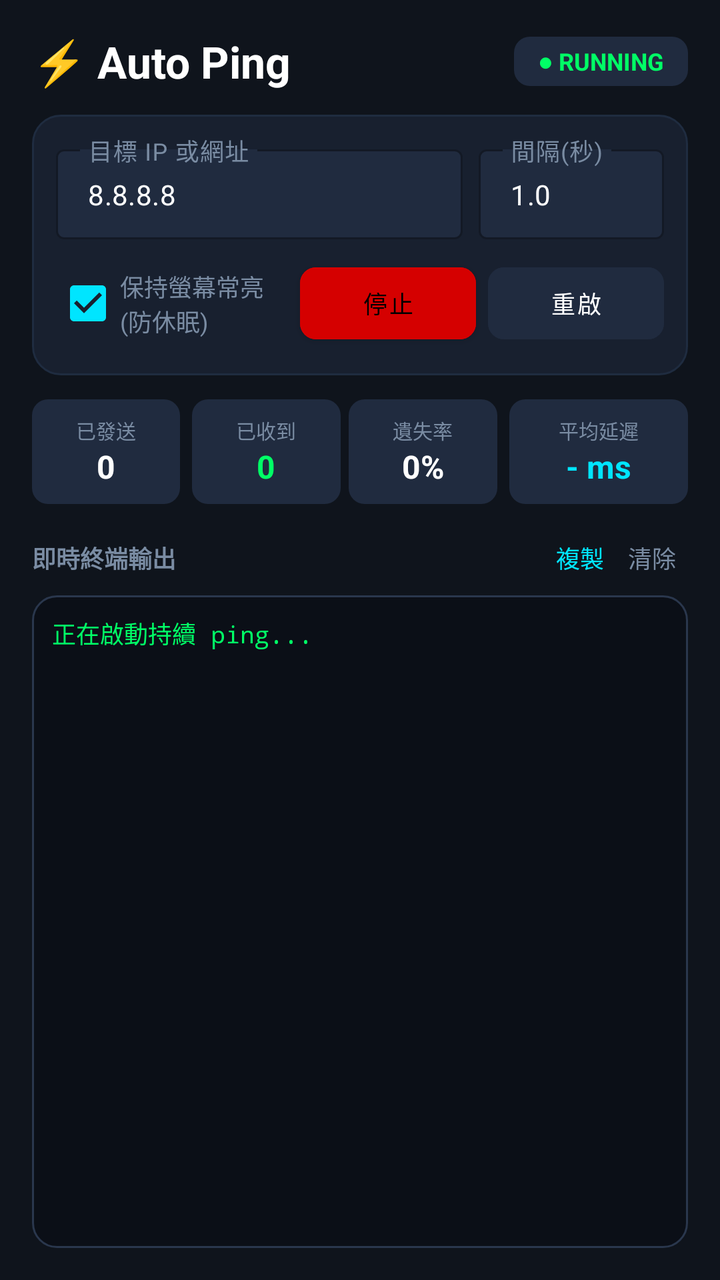
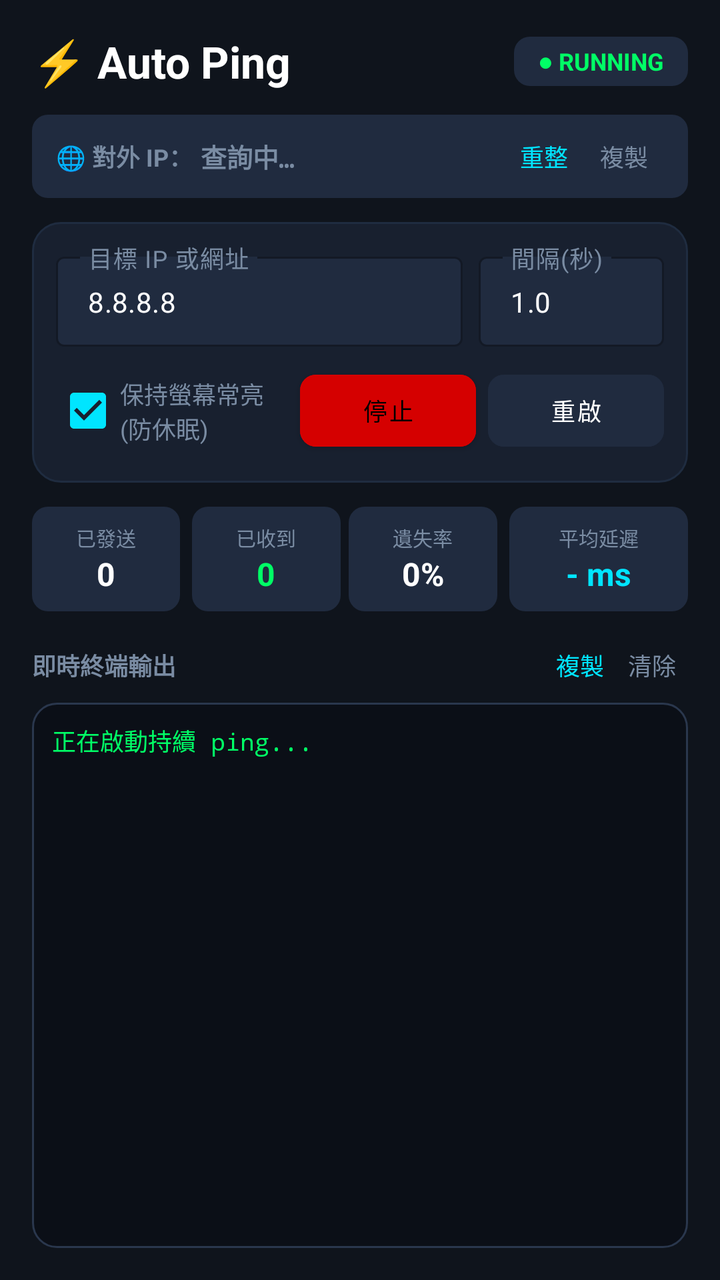

Screens rendered from an Android XML layout before and after an edit, with the pre-edit source and the edit as a unified diff.
<!-- AndroidManifest.xml: application theme Theme.AutoPing -->
<!-- res/layout/activity_main.xml -->
<?xml version="1.0" encoding="utf-8"?>
<LinearLayout xmlns:android="http://schemas.android.com/apk/res/android"
    xmlns:app="http://schemas.android.com/apk/res-auto"
    xmlns:tools="http://schemas.android.com/tools"
    android:layout_width="match_parent"
    android:layout_height="match_parent"
    android:orientation="vertical"
    android:background="@color/bg_dark"
    android:padding="16dp"
    tools:context=".MainActivity">

    
    <LinearLayout
        android:layout_width="match_parent"
        android:layout_height="wrap_content"
        android:orientation="horizontal"
        android:gravity="center_vertical"
        android:layout_marginBottom="12dp">

        <TextView
            android:layout_width="0dp"
            android:layout_height="wrap_content"
            android:layout_weight="1"
            android:text="⚡ Auto Ping"
            android:textColor="@color/white"
            android:textSize="22sp"
            android:textStyle="bold" />

        
        <TextView
            android:id="@+id/tvStatusBadge"
            android:layout_width="wrap_content"
            android:layout_height="wrap_content"
            android:background="@drawable/bg_stat_box"
            android:paddingHorizontal="12dp"
            android:paddingVertical="4dp"
            android:text="● RUNNING"
            android:textColor="@color/terminal_text_green"
            android:textSize="12sp"
            android:textStyle="bold" />
    </LinearLayout>

    
    <LinearLayout
        android:layout_width="match_parent"
        android:layout_height="wrap_content"
        android:orientation="vertical"
        android:background="@drawable/bg_card"
        android:padding="12dp"
        android:layout_marginBottom="12dp">

        
        <LinearLayout
            android:layout_width="match_parent"
            android:layout_height="wrap_content"
            android:orientation="horizontal"
            android:gravity="center_vertical">

            
            <com.google.android.material.textfield.TextInputLayout
                android:id="@+id/tilTargetIp"
                android:layout_width="0dp"
                android:layout_height="wrap_content"
                android:layout_weight="2.2"
                android:hint="目標 IP 或網址"
                app:boxStrokeColor="@color/primary_accent"
                app:hintTextColor="@color/primary_accent"
                app:boxBackgroundColor="@color/surface_card"
                android:textColorHint="@color/terminal_text_muted"
                style="@style/Widget.MaterialComponents.TextInputLayout.OutlinedBox.Dense">

                <com.google.android.material.textfield.TextInputEditText
                    android:id="@+id/etTargetIp"
                    android:layout_width="match_parent"
                    android:layout_height="wrap_content"
                    android:inputType="textUri"
                    android:text="8.8.8.8"
                    android:textColor="@color/white"
                    android:textSize="14sp" />
            </com.google.android.material.textfield.TextInputLayout>

            <View
                android:layout_width="8dp"
                android:layout_height="match_parent" />

            
            <com.google.android.material.textfield.TextInputLayout
                android:id="@+id/tilInterval"
                android:layout_width="0dp"
                android:layout_height="wrap_content"
                android:layout_weight="1"
                android:hint="間隔(秒)"
                app:boxStrokeColor="@color/primary_accent"
                app:hintTextColor="@color/primary_accent"
                app:boxBackgroundColor="@color/surface_card"
                android:textColorHint="@color/terminal_text_muted"
                style="@style/Widget.MaterialComponents.TextInputLayout.OutlinedBox.Dense">

                <com.google.android.material.textfield.TextInputEditText
                    android:id="@+id/etInterval"
                    android:layout_width="match_parent"
                    android:layout_height="wrap_content"
                    android:inputType="numberDecimal"
                    android:text="1.0"
                    android:textColor="@color/white"
                    android:textSize="14sp" />
            </com.google.android.material.textfield.TextInputLayout>
        </LinearLayout>

        
        <LinearLayout
            android:layout_width="match_parent"
            android:layout_height="wrap_content"
            android:orientation="horizontal"
            android:gravity="center_vertical"
            android:layout_marginTop="8dp">

            <CheckBox
                android:id="@+id/cbKeepScreenOn"
                android:layout_width="0dp"
                android:layout_height="wrap_content"
                android:layout_weight="1"
                android:checked="true"
                android:buttonTint="@color/primary_accent"
                android:text="@string/keep_screen_on"
                android:textColor="@color/terminal_text_muted"
                android:textSize="12sp" />

            
            <com.google.android.material.button.MaterialButton
                android:id="@+id/btnTogglePing"
                android:layout_width="wrap_content"
                android:layout_height="wrap_content"
                android:text="@string/btn_stop"
                android:textSize="12sp"
                app:cornerRadius="8dp"
                android:backgroundTint="@color/btn_stop" />

            <View
                android:layout_width="6dp"
                android:layout_height="match_parent" />

            
            <com.google.android.material.button.MaterialButton
                android:id="@+id/btnRestart"
                android:layout_width="wrap_content"
                android:layout_height="wrap_content"
                android:text="重啟"
                android:textSize="12sp"
                app:cornerRadius="8dp"
                android:backgroundTint="@color/surface_card"
                android:textColor="@color/white"
                style="@style/Widget.MaterialComponents.Button.TextButton" />
        </LinearLayout>
    </LinearLayout>

    
    <LinearLayout
        android:layout_width="match_parent"
        android:layout_height="wrap_content"
        android:orientation="horizontal"
        android:layout_marginBottom="12dp">

        
        <LinearLayout
            android:layout_width="0dp"
            android:layout_height="wrap_content"
            android:layout_weight="1"
            android:orientation="vertical"
            android:background="@drawable/bg_stat_box"
            android:padding="8dp"
            android:gravity="center"
            android:layout_marginEnd="4dp">

            <TextView
                android:layout_width="wrap_content"
                android:layout_height="wrap_content"
                android:text="@string/stat_sent"
                android:textColor="@color/terminal_text_muted"
                android:textSize="10sp" />

            <TextView
                android:id="@+id/tvStatSent"
                android:layout_width="wrap_content"
                android:layout_height="wrap_content"
                android:text="0"
                android:textColor="@color/white"
                android:textSize="16sp"
                android:textStyle="bold" />
        </LinearLayout>

        
        <LinearLayout
            android:layout_width="0dp"
            android:layout_height="wrap_content"
            android:layout_weight="1"
            android:orientation="vertical"
            android:background="@drawable/bg_stat_box"
            android:padding="8dp"
            android:gravity="center"
            android:layout_marginHorizontal="2dp">

            <TextView
                android:layout_width="wrap_content"
                android:layout_height="wrap_content"
                android:text="@string/stat_recv"
                android:textColor="@color/terminal_text_muted"
                android:textSize="10sp" />

            <TextView
                android:id="@+id/tvStatRecv"
                android:layout_width="wrap_content"
                android:layout_height="wrap_content"
                android:text="0"
                android:textColor="@color/terminal_text_green"
                android:textSize="16sp"
                android:textStyle="bold" />
        </LinearLayout>

        
        <LinearLayout
            android:layout_width="0dp"
            android:layout_height="wrap_content"
            android:layout_weight="1"
            android:orientation="vertical"
            android:background="@drawable/bg_stat_box"
            android:padding="8dp"
            android:gravity="center"
            android:layout_marginHorizontal="2dp">

            <TextView
                android:layout_width="wrap_content"
                android:layout_height="wrap_content"
                android:text="@string/stat_loss"
                android:textColor="@color/terminal_text_muted"
                android:textSize="10sp" />

            <TextView
                android:id="@+id/tvStatLoss"
                android:layout_width="wrap_content"
                android:layout_height="wrap_content"
                android:text="0%"
                android:textColor="@color/white"
                android:textSize="16sp"
                android:textStyle="bold" />
        </LinearLayout>

        
        <LinearLayout
            android:layout_width="0dp"
            android:layout_height="wrap_content"
            android:layout_weight="1.2"
            android:orientation="vertical"
            android:background="@drawable/bg_stat_box"
            android:padding="8dp"
            android:gravity="center"
            android:layout_marginStart="4dp">

            <TextView
                android:layout_width="wrap_content"
                android:layout_height="wrap_content"
                android:text="@string/stat_avg"
                android:textColor="@color/terminal_text_muted"
                android:textSize="10sp" />

            <TextView
                android:id="@+id/tvStatAvg"
                android:layout_width="wrap_content"
                android:layout_height="wrap_content"
                android:text="- ms"
                android:textColor="@color/primary_accent"
                android:textSize="16sp"
                android:textStyle="bold" />
        </LinearLayout>
    </LinearLayout>

    
    <LinearLayout
        android:layout_width="match_parent"
        android:layout_height="wrap_content"
        android:orientation="horizontal"
        android:gravity="center_vertical"
        android:layout_marginBottom="4dp">

        <TextView
            android:layout_width="0dp"
            android:layout_height="wrap_content"
            android:layout_weight="1"
            android:text="即時終端輸出"
            android:textColor="@color/terminal_text_muted"
            android:textSize="12sp"
            android:textStyle="bold" />

        <TextView
            android:id="@+id/btnCopyLog"
            android:layout_width="wrap_content"
            android:layout_height="wrap_content"
            android:text="複製"
            android:textColor="@color/primary_accent"
            android:textSize="12sp"
            android:padding="6dp" />

        <TextView
            android:id="@+id/btnClearLog"
            android:layout_width="wrap_content"
            android:layout_height="wrap_content"
            android:text="清除"
            android:textColor="@color/terminal_text_muted"
            android:textSize="12sp"
            android:padding="6dp" />
    </LinearLayout>

    
    <FrameLayout
        android:layout_width="match_parent"
        android:layout_height="0dp"
        android:layout_weight="1"
        android:background="@drawable/bg_terminal"
        android:padding="10dp">

        <ScrollView
            android:id="@+id/svLogScroll"
            android:layout_width="match_parent"
            android:layout_height="match_parent"
            android:fillViewport="true">

            <TextView
                android:id="@+id/tvTerminalOutput"
                android:layout_width="match_parent"
                android:layout_height="wrap_content"
                android:fontFamily="monospace"
                android:text="正在啟動持續 ping...\n"
                android:textColor="@color/terminal_text_green"
                android:textSize="12sp"
                android:lineSpacingExtra="3dp"
                android:textIsSelectable="true" />
        </ScrollView>
    </FrameLayout>

</LinearLayout>
<!-- resources referenced by this layout -->
<resources>
  <color name="bg_dark">#0F141C</color>
  <color name="btn_stop">#D50000</color>
  <color name="primary_accent">#00E5FF</color>
  <color name="surface_card">#202B3F</color>
  <color name="terminal_text_green">#00FF66</color>
  <color name="terminal_text_muted">#7A8CA3</color>
  <color name="white">#FFFFFFFF</color>
  <!-- drawable bg_card (drawable) -->
  <?xml version="1.0" encoding="utf-8"?>
  <shape xmlns:android="http://schemas.android.com/apk/res/android"
      android:shape="rectangle">
      <solid android:color="@color/surface_dark" />
      <corners android:radius="14dp" />
      <stroke
          android:width="1dp"
          android:color="#1F2C40" />
  </shape>
  <!-- drawable bg_stat_box (drawable) -->
  <?xml version="1.0" encoding="utf-8"?>
  <shape xmlns:android="http://schemas.android.com/apk/res/android"
      android:shape="rectangle">
      <solid android:color="@color/surface_card" />
      <corners android:radius="8dp" />
  </shape>
  <!-- drawable bg_terminal (drawable) -->
  <?xml version="1.0" encoding="utf-8"?>
  <shape xmlns:android="http://schemas.android.com/apk/res/android"
      android:shape="rectangle">
      <solid android:color="@color/terminal_bg" />
      <corners android:radius="12dp" />
      <stroke
          android:width="1dp"
          android:color="#2A374D" />
  </shape>
  <string name="btn_stop">停止</string>
  <string name="keep_screen_on">保持螢幕常亮 (防休眠)</string>
  <string name="stat_avg">平均延遲</string>
  <string name="stat_loss">遺失率</string>
  <string name="stat_recv">已收到</string>
  <string name="stat_sent">已發送</string>
  <style name="Theme.AutoPing" parent="Theme.MaterialComponents.DayNight.NoActionBar">
          
          <item name="colorPrimary">@color/primary_accent</item>
          <item name="colorPrimaryVariant">@color/primary_accent_variant</item>
          <item name="colorOnPrimary">@color/black</item>
          
          <item name="colorSecondary">@color/primary_accent</item>
          <item name="colorSecondaryVariant">@color/primary_accent_variant</item>
          <item name="colorOnSecondary">@color/black</item>
          
          <item name="android:statusBarColor">@color/bg_dark</item>
          <item name="android:navigationBarColor">@color/bg_dark</item>
          <item name="android:windowBackground">@color/bg_dark</item>
      </style>
  <color name="surface_dark">#18202F</color>
  <color name="terminal_bg">#0B0F17</color>
  <color name="primary_accent_variant">#00B0FF</color>
  <color name="black">#FF000000</color>
</resources>

<!-- the commit's change to res/layout/activity_main.xml (unified diff, before → after) -->
@@ -42,6 +42,63 @@
 
     
     <LinearLayout
+        android:id="@+id/layoutPublicIp"
+        android:layout_width="match_parent"
+        android:layout_height="wrap_content"
+        android:orientation="horizontal"
+        android:gravity="center_vertical"
+        android:background="@drawable/bg_stat_box"
+        android:paddingHorizontal="12dp"
+        android:paddingVertical="8dp"
+        android:layout_marginBottom="12dp">
+
+        <TextView
+            android:layout_width="wrap_content"
+            android:layout_height="wrap_content"
+            android:text="@string/public_ip_label"
+            android:textColor="@color/terminal_text_muted"
+            android:textSize="12sp"
+            android:textStyle="bold" />
+
+        <TextView
+            android:id="@+id/tvPublicIp"
+            android:layout_width="0dp"
+            android:layout_height="wrap_content"
+            android:layout_weight="1"
+            android:layout_marginStart="4dp"
+            android:text="@string/public_ip_loading"
+            android:textColor="@color/terminal_text_muted"
+            android:textSize="13sp"
+            android:fontFamily="monospace"
+            android:textStyle="bold"
+            android:ellipsize="end"
+            android:singleLine="true" />
+
+        <TextView
+            android:id="@+id/btnRefreshIp"
+            android:layout_width="wrap_content"
+            android:layout_height="wrap_content"
+            android:text="@string/btn_refresh_ip"
+            android:textColor="@color/primary_accent"
+            android:textSize="12sp"
+            android:paddingHorizontal="8dp"
+            android:paddingVertical="4dp"
+            android:background="?attr/selectableItemBackground" />
+
+        <TextView
+            android:id="@+id/btnCopyIp"
+            android:layout_width="wrap_content"
+            android:layout_height="wrap_content"
+            android:text="@string/btn_copy_ip"
+            android:textColor="@color/terminal_text_muted"
+            android:textSize="12sp"
+            android:paddingHorizontal="8dp"
+            android:paddingVertical="4dp"
+            android:background="?attr/selectableItemBackground" />
+    </LinearLayout>
+
+    
+    <LinearLayout
         android:layout_width="match_parent"
         android:layout_height="wrap_content"
         android:orientation="vertical"
<!-- resource entries referenced after the edit -->
@@ -34,8 +34,12 @@
           android:width="1dp"
           android:color="#2A374D" />
   </shape>
+  <string name="btn_copy_ip">複製</string>
+  <string name="btn_refresh_ip">重整</string>
   <string name="btn_stop">停止</string>
   <string name="keep_screen_on">保持螢幕常亮 (防休眠)</string>
+  <string name="public_ip_label">🌐 對外 IP：</string>
+  <string name="public_ip_loading">查詢中…</string>
   <string name="stat_avg">平均延遲</string>
   <string name="stat_loss">遺失率</string>
   <string name="stat_recv">已收到</string>
